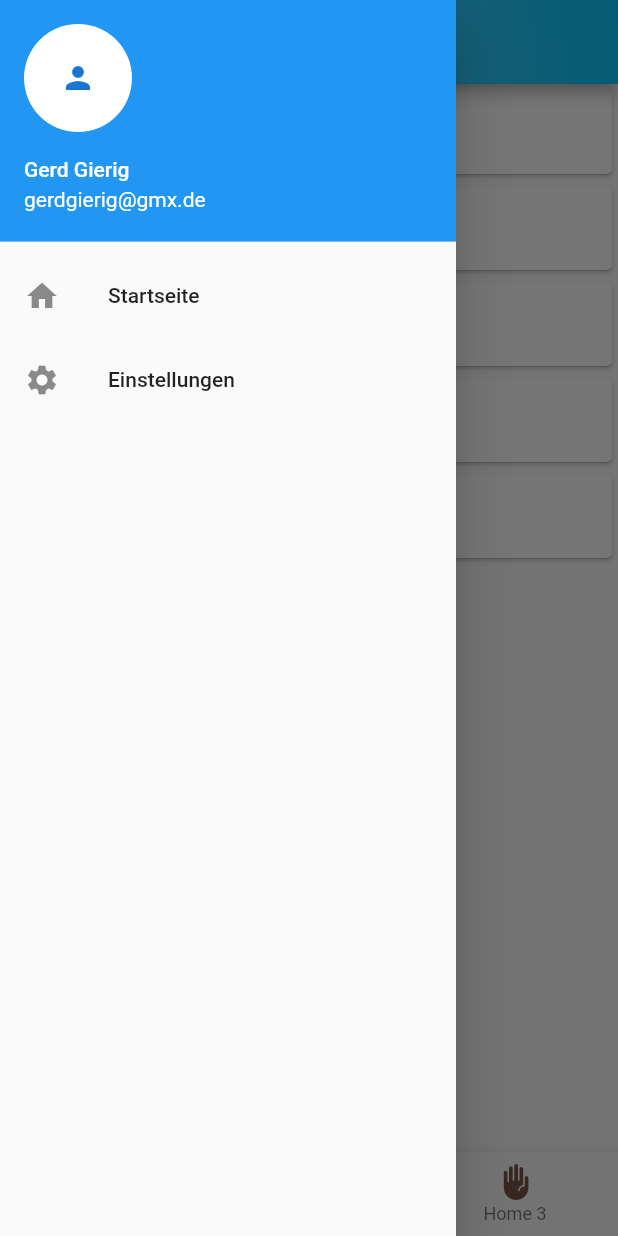
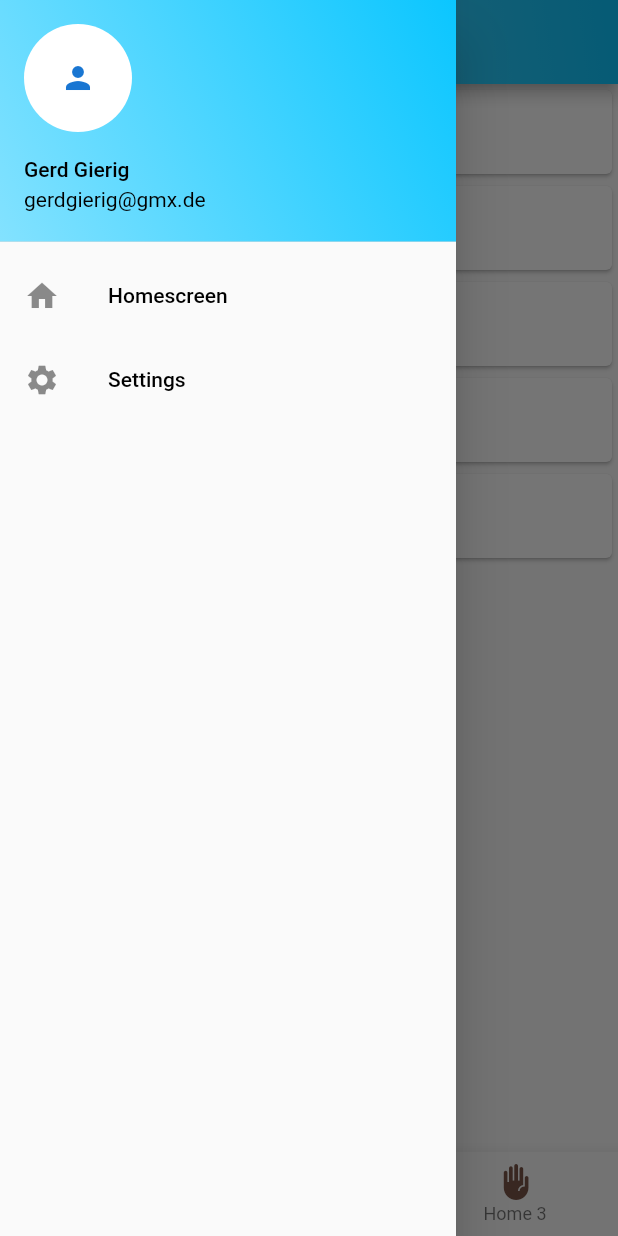
Before and after one commit to SimonAppAkademie/flutter, a Flutter app: the screen it shows after launch, with the side drawer open, on a phone screen of 412 x 824 dp. Run offline on Flutter 3.47's test engine with Material 2 defaults, Android fonts, the phone set to English and light mode, and no system bars.

Commit message:
erstmal fertig

```diff
--- a/lib/main.dart
+++ b/lib/main.dart
@@ -1,7 +1,5 @@
-import 'dart:ui';
 
 import 'package:flutter/material.dart';
-
 void main() {
   runApp(const MainApp());
 }
@@ -14,15 +12,15 @@ class MainApp extends StatelessWidget {
     return MaterialApp(
       initialRoute: "/",
       routes: {
-        "/": (context) => Homescreen(),
+        "/": (context) => const Homescreen(),
         "/detailsScreen": (context) => const DetailsScreen(),
+        "/settings":(context) => const Settings(),
       },
     );
   }
 }
 
 class Homescreen extends StatefulWidget {
-
   const Homescreen({super.key});
 
   @override
@@ -69,7 +67,7 @@ class _HomescreenState extends State<Homescreen> {
           );
         }).toList(),
       ),
-      drawer: MyDrawer(),
+      drawer: const MyDrawer(),
       bottomNavigationBar: BottomNavigationBar(
         items: const <BottomNavigationBarItem>[
           BottomNavigationBarItem(
@@ -104,9 +102,12 @@ class DetailsScreen extends StatelessWidget {
       appBar: AppBar(
         title: const Align(
           alignment: Alignment.centerLeft,
-          child: Text("DetailsScreen",style: TextStyle(color: Colors.black),),
+          child: Text(
+            "DetailsScreen",
+            style: TextStyle(color: Colors.black),
+          ),
         ),
-                flexibleSpace: Container(
+        flexibleSpace: Container(
           decoration: const BoxDecoration(
             gradient: LinearGradient(colors: [
               Color.fromRGBO(131, 226, 255, 1),
@@ -134,6 +135,7 @@ class DetailsScreen extends StatelessWidget {
 }
 
 class MyDrawer extends StatelessWidget {
+  const MyDrawer({super.key});
   @override
   Widget build(BuildContext context) {
     return Drawer(
@@ -141,29 +143,79 @@ class MyDrawer extends StatelessWidget {
         padding: EdgeInsets.zero,
         children: <Widget>[
           const UserAccountsDrawerHeader(
-            accountName: Text("Gerd Gierig"),
-            accountEmail: Text("gerdgierig@gmx.de"),
+            accountName: Text(
+              "Gerd Gierig",
+              style: TextStyle(color: Colors.black),
+            ),
+            accountEmail: Text(
+              "gerdgierig@gmx.de",
+              style: TextStyle(color: Colors.black),
+            ),
             currentAccountPicture: CircleAvatar(
               backgroundColor: Colors.white,
               child: Icon(Icons.person),
             ),
+            decoration: BoxDecoration(
+              gradient: LinearGradient(colors: [
+                Color.fromRGBO(131, 226, 255, 1),
+                Color.fromRGBO(11, 198, 255, 1)
+              ], begin: Alignment.bottomLeft, end: Alignment.topRight),
+            ),
           ),
           ListTile(
-            leading: Icon(Icons.home),
-            title: Text('Startseite'),
+            leading: const Icon(Icons.home),
+            title: const Text(
+              "Homescreen",
+              style: TextStyle(color: Colors.black),
+            ),
             onTap: () {
               Navigator.pop(context);
             },
           ),
           ListTile(
-            leading: Icon(Icons.settings),
-            title: Text("Einstellungen"),
+            leading: const Icon(Icons.settings),
+            title: const Text(
+              "Settings",
+              style: TextStyle(color: Colors.black),
+            ),
             onTap: () {
-              Navigator.pop(context);
-            },
+              Navigator.pushNamed(context, "/settings");
+            }
           ),
         ],
       ),
     );
   }
 }
+
+class Settings extends StatelessWidget {
+  const Settings({super.key});
+
+  @override
+  Widget build(BuildContext context) {
+    return Scaffold(
+      appBar: AppBar(
+        title: const Align(
+          alignment: Alignment.centerLeft,
+          child: Text("Ape", style: TextStyle(color: Colors.black)),
+        ),
+        flexibleSpace: Container(
+          decoration: const BoxDecoration(
+            gradient: LinearGradient(colors: [
+              Color.fromRGBO(131, 226, 255, 1),
+              Color.fromRGBO(11, 198, 255, 1)
+            ], begin: Alignment.bottomLeft, end: Alignment.topRight),
+          ),
+        ),
+      ),
+      body: Center(
+        child: Image.asset(
+          "assets/images/ape.jpg"),
+      ),
+      floatingActionButton: FloatingActionButton(onPressed:() {
+        Navigator.pushNamed(context, "/");
+      }
+      ),
+    );
+  }
+}
--- a/pubspec.yaml
+++ b/pubspec.yaml
@@ -17,3 +17,5 @@ dev_dependencies:
 
 flutter:
   uses-material-design: true
+assets:
+- assets/images/ape.jpg
```
Also changed, not shown: lib/test.dart (deleted, +0 -58 lines), 1 other file.
